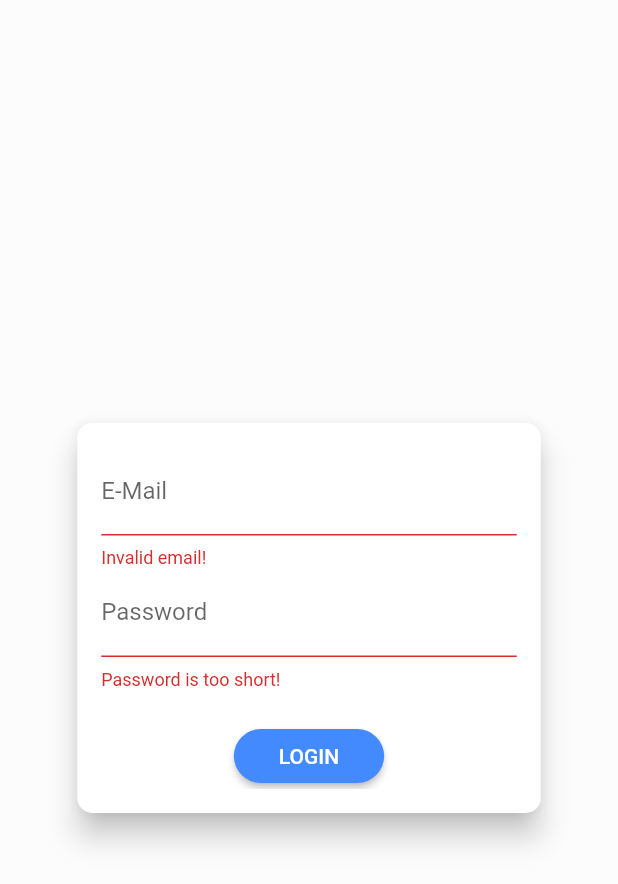
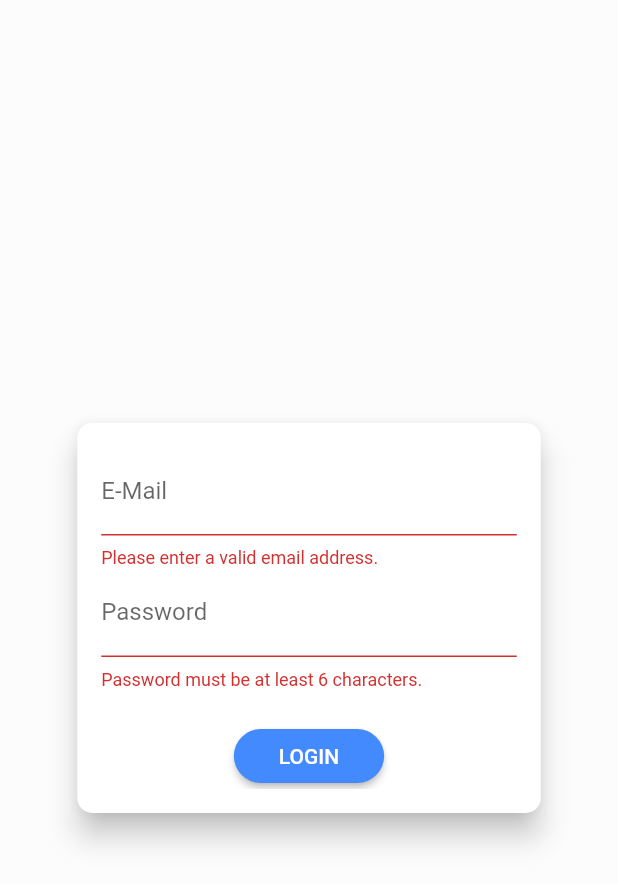
Before and after one commit to jeroenouw/flutter-social, a Flutter app: the screen it shows after launch, after a tap on "LOGIN", on a phone screen of 412 x 824 dp. Shown: the top 884 px of the screen. Run offline on Flutter 3.47's test engine with Material 2 defaults, Android fonts, the phone set to English and light mode, and no system bars; our stand-ins replace cloud_firestore, firebase_auth, shared_preferences; accounts and stored records are empty.

Commit message:
Refactored User, AuthProvider and AuthScreen and added Validator util

```diff
--- a/lib/src/models/user_model.dart
+++ b/lib/src/models/user_model.dart
@@ -1,4 +1,17 @@
+import 'dart:convert';
+
+import 'package:cloud_firestore/cloud_firestore.dart';
 import 'package:flutter/material.dart';
+
+User userFromJson(String string) {
+  final jsonData = json.decode(string);
+  return User.fromJson(jsonData);
+}
+
+String userToJson(User data) {
+  final dyn = data.toJson();
+  return json.encode(dyn);
+}
 
 class User {
   final String userId;
@@ -7,4 +20,22 @@ class User {
   final String bio;
 
   User({@required this.userId, @required this.email, this.displayName, this.bio});
+
+  factory User.fromJson(Map<String, dynamic> json) => User(
+    userId: json['userId'],
+    displayName: json['displayName'],
+    email: json['email'],
+    bio: json['bio'],
+  );
+
+  Map<String, dynamic> toJson() => {
+    'userId': userId,
+    'displayName': displayName,
+    'email': email,
+    'bio': bio,
+  };
+
+  factory User.fromDocument(DocumentSnapshot doc) {
+    return User.fromJson(doc.data);
+  }
 }
--- a/lib/src/screens/auth_screen.dart
+++ b/lib/src/screens/auth_screen.dart
@@ -1,7 +1,9 @@
 import 'package:flutter/material.dart';
 import 'package:provider/provider.dart';
+import 'package:social/src/utils/validator_util.dart';
 
 import '../models/auth_model.dart';
+import '../models/user_model.dart';
 import '../models/http_exception_model.dart';
 import '../providers/auth_provider.dart';
 
@@ -55,6 +57,7 @@ class _AuthCardState extends State<AuthCard> {
   Map<String, String> _authData = {
     'email': '',
     'password': '',
+    'displayName': '',
   };
 
   @override
@@ -66,9 +69,9 @@ class _AuthCardState extends State<AuthCard> {
       ),
       elevation: 8.0,
       child: Container(
-        height: _authMode == AuthMode.Signup ? 320 : 260,
+        height: _authMode == AuthMode.Signup ? 380 : 260,
         constraints:
-            BoxConstraints(minHeight: _authMode == AuthMode.Signup ? 320 : 260),
+          BoxConstraints(minHeight: _authMode == AuthMode.Signup ? 380 : 260),
         width: deviceSize.width * 0.75,
         padding: EdgeInsets.all(16.0),
         child: Form(
@@ -76,27 +79,28 @@ class _AuthCardState extends State<AuthCard> {
           child: SingleChildScrollView(
             child: Column(
               children: <Widget>[
+                if (_authMode == AuthMode.Signup)
                   TextFormField(
-                  decoration: InputDecoration(labelText: 'E-Mail'),
+                    decoration: InputDecoration(labelText: 'Username', hintText: 'Enter a username'),
+                    keyboardType: TextInputType.text,
+                    validator: Validator.validateName,
+                    onSaved: (value) {
+                      _authData['displayName'] = value;
+                    },
+                  ),
+                TextFormField(
+                  decoration: InputDecoration(labelText: 'E-Mail', hintText: 'Enter your email'),
                   keyboardType: TextInputType.emailAddress,
-                  validator: (value) {
-                    if (value.isEmpty || !value.contains('@')) {
-                      return 'Invalid email!';
-                    }
-                  },
+                  validator: Validator.validateEmail,
                   onSaved: (value) {
                     _authData['email'] = value;
                   },
                 ),
                 TextFormField(
-                  decoration: InputDecoration(labelText: 'Password'),
+                  decoration: InputDecoration(labelText: 'Password', hintText: 'Enter a password'),
                   obscureText: true,
                   controller: _passwordController,
-                  validator: (value) {
-                    if (value.isEmpty || value.length < 5) {
-                      return 'Password is too short!';
-                    }
-                  },
+                  validator: Validator.validatePassword,
                   onSaved: (value) {
                     _authData['password'] = value;
                   },
@@ -104,7 +108,7 @@ class _AuthCardState extends State<AuthCard> {
                 if (_authMode == AuthMode.Signup)
                   TextFormField(
                     enabled: _authMode == AuthMode.Signup,
-                    decoration: InputDecoration(labelText: 'Confirm Password'),
+                    decoration: InputDecoration(labelText: 'Confirm Password', hintText: 'Enter your password again'),
                     obscureText: true,
                     validator: _authMode == AuthMode.Signup
                       ? (value) {
@@ -161,13 +165,21 @@ class _AuthCardState extends State<AuthCard> {
       if (_authMode == AuthMode.Login) {
         await Provider.of<AuthProvider>(context, listen: false).login(
           _authData['email'],
-          _authData['password'],
+          _authData['password']
         );
       } else {
          await Provider.of<AuthProvider>(context, listen: false).signup(
            _authData['email'],
-          _authData['password'],
-        );
+           _authData['password']
+          ).then((uid) {
+          AuthProvider.setUserToDatabase(User(
+            userId: uid,
+            email: _authData['email'],
+            displayName: _authData['displayName'],
+            bio: '',
+          ));
+        });
+        _switchAuthMode();
       }
     } on HttpException catch (error) {
       var errorMessage = 'Authentication failed';
--- /dev/null
+++ b/lib/src/utils/validator_util.dart
@@ -0,0 +1,38 @@
+
+class Validator {
+  static String validateEmail(String value) {
+    Pattern pattern = r'^[a-zA-Z0-9.]+@[a-zA-Z0-9]+\.[a-zA-Z]+';
+    RegExp regex = new RegExp(pattern);
+    if (!regex.hasMatch(value))
+      return 'Please enter a valid email address.';
+    else
+      return null;
+  }
+
+  static String validatePassword(String value) {
+    Pattern pattern = r'^.{6,}$';
+    RegExp regex = new RegExp(pattern);
+    if (!regex.hasMatch(value))
+      return 'Password must be at least 6 characters.';
+    else
+      return null;
+  }
+
+  static String validateName(String value) {
+    Pattern pattern = r"^[a-zA-Z]+(([',. -][a-zA-Z ])?[a-zA-Z]*)*$";
+    RegExp regex = new RegExp(pattern);
+    if (!regex.hasMatch(value))
+      return 'Please enter a name.';
+    else
+      return null;
+  }
+
+  static String validateNumber(String value) {
+    Pattern pattern = r'^\D?(\d{3})\D?\D?(\d{3})\D?(\d{4})$';
+    RegExp regex = new RegExp(pattern);
+    if (!regex.hasMatch(value))
+      return 'Please enter a number.';
+    else
+      return null;
+  }
+}
```
Also changed, not shown: lib/src/mocks/user_mock_data.dart (added, +8 -0 lines), lib/src/providers/auth_provider.dart (+90 -132 lines). Lines whose indentation alone changed are shown as unchanged.
